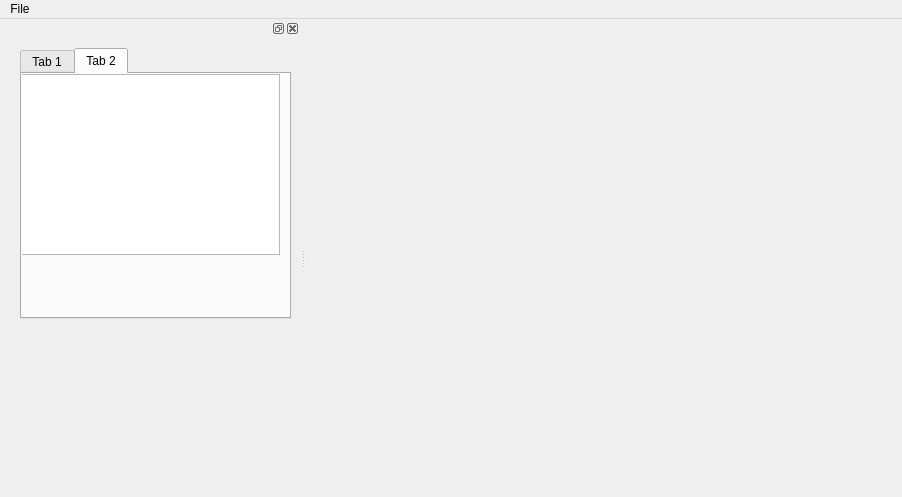
nullas/PetGL, file PetGL.ui: the form before one commit.
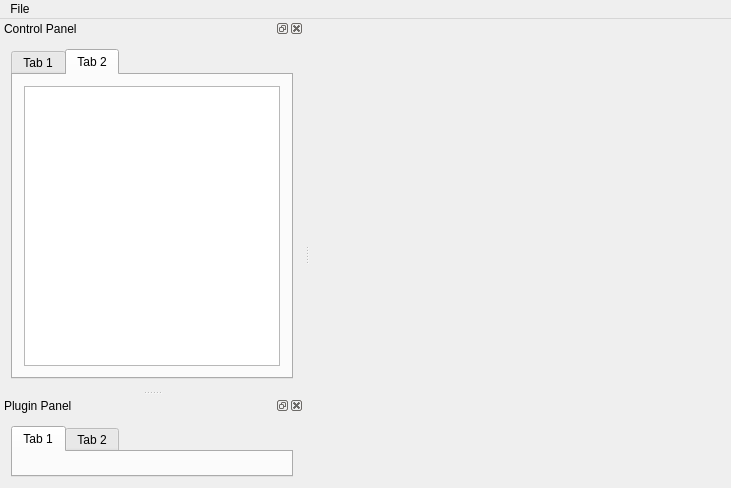
The form after the commit. The open tabs and pages were chosen to show the change. Custom widgets are drawn as their Qt base class.

Diff of the .ui file:
```diff
--- a/PetGL.ui
+++ b/PetGL.ui
@@ -6,37 +6,22 @@
    <rect>
     <x>0</x>
     <y>0</y>
-    <width>902</width>
-    <height>497</height>
+    <width>731</width>
+    <height>488</height>
    </rect>
   </property>
   <property name="windowTitle">
    <string>MainWindow</string>
   </property>
-  <widget class="QWidget" name="MainWidget">
-   <widget class="Viewer" name="MainViewer" native="true">
-    <property name="geometry">
-     <rect>
-      <x>9</x>
-      <y>9</y>
-      <width>583</width>
-      <height>450</height>
-     </rect>
-    </property>
-    <property name="sizePolicy">
-     <sizepolicy hsizetype="Expanding" vsizetype="Expanding">
-      <horstretch>0</horstretch>
-      <verstretch>0</verstretch>
-     </sizepolicy>
-    </property>
-   </widget>
+  <widget class="Viewer" name="MainViewer">
+   <layout class="QGridLayout" name="gridLayout"/>
   </widget>
   <widget class="QMenuBar" name="menuBar">
    <property name="geometry">
     <rect>
      <x>0</x>
      <y>0</y>
-     <width>902</width>
+     <width>731</width>
      <height>29</height>
     </rect>
    </property>
@@ -58,9 +43,12 @@
    <property name="minimumSize">
     <size>
      <width>300</width>
-     <height>70</height>
+     <height>183</height>
     </size>
    </property>
+   <property name="windowTitle">
+    <string>Control Panel</string>
+   </property>
    <attribute name="dockWidgetArea">
     <number>1</number>
    </attribute>
@@ -71,15 +59,9 @@
       <verstretch>0</verstretch>
      </sizepolicy>
     </property>
+    <layout class="QVBoxLayout" name="verticalLayout_4">
+     <item>
     <widget class="QTabWidget" name="tabWidget">
-     <property name="geometry">
-      <rect>
-       <x>20</x>
-       <y>10</y>
-       <width>271</width>
-       <height>271</height>
-      </rect>
-     </property>
      <property name="currentIndex">
       <number>0</number>
      </property>
@@ -106,7 +88,7 @@
      </widget>
      <widget class="QWidget" name="tab_2">
       <property name="sizePolicy">
-       <sizepolicy hsizetype="Maximum" vsizetype="Maximum">
+         <sizepolicy hsizetype="Expanding" vsizetype="Expanding">
         <horstretch>0</horstretch>
         <verstretch>0</verstretch>
        </sizepolicy>
@@ -114,24 +96,54 @@
       <attribute name="title">
        <string>Tab 2</string>
       </attribute>
+        <layout class="QVBoxLayout" name="verticalLayout_2">
+         <item>
       <widget class="QTextEdit" name="logWindow">
-       <property name="geometry">
-        <rect>
-         <x>-20</x>
-         <y>0</y>
-         <width>278</width>
-         <height>181</height>
-        </rect>
-       </property>
+           <property name="sizePolicy">
+            <sizepolicy hsizetype="Expanding" vsizetype="Expanding">
+             <horstretch>0</horstretch>
+             <verstretch>0</verstretch>
+            </sizepolicy>
+           </property>
+          </widget>
+         </item>
+        </layout>
+       </widget>
+      </widget>
+     </item>
+    </layout>
+   </widget>
+  </widget>
+  <widget class="QDockWidget" name="PluginPanel">
        <property name="sizePolicy">
-        <sizepolicy hsizetype="Preferred" vsizetype="Preferred">
+    <sizepolicy hsizetype="Expanding" vsizetype="Expanding">
          <horstretch>0</horstretch>
          <verstretch>0</verstretch>
         </sizepolicy>
        </property>
-      </widget>
-     </widget>
-    </widget>
+   <property name="windowTitle">
+    <string>Plugin Panel</string>
+   </property>
+   <attribute name="dockWidgetArea">
+    <number>1</number>
+   </attribute>
+   <widget class="QWidget" name="dockWidgetContents">
+    <layout class="QVBoxLayout" name="verticalLayout_3">
+     <item>
+      <widget class="QTabWidget" name="tabWidget_2">
+       <widget class="QWidget" name="tab_3">
+        <attribute name="title">
+         <string>Tab 1</string>
+        </attribute>
+       </widget>
+       <widget class="QWidget" name="tab_4">
+        <attribute name="title">
+         <string>Tab 2</string>
+        </attribute>
+       </widget>
+      </widget>
+     </item>
+    </layout>
    </widget>
   </widget>
   <action name="actionLoad_mesh">
```
Left out of the diff: 23 changed lines with no effect on the pictures. Lines whose indentation alone changed are shown as unchanged.
